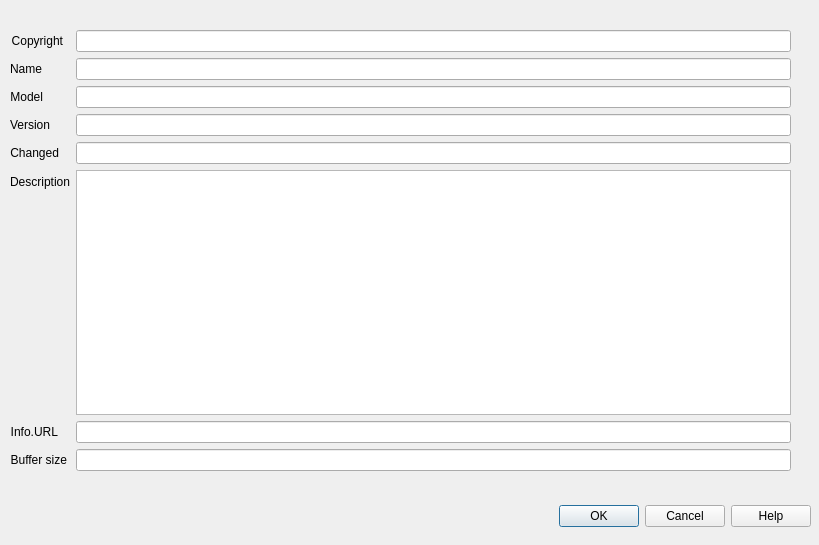
Old version of the form src/cdlgmdfmodule.ui in the repository grodansparadis/vscp-works-qt.
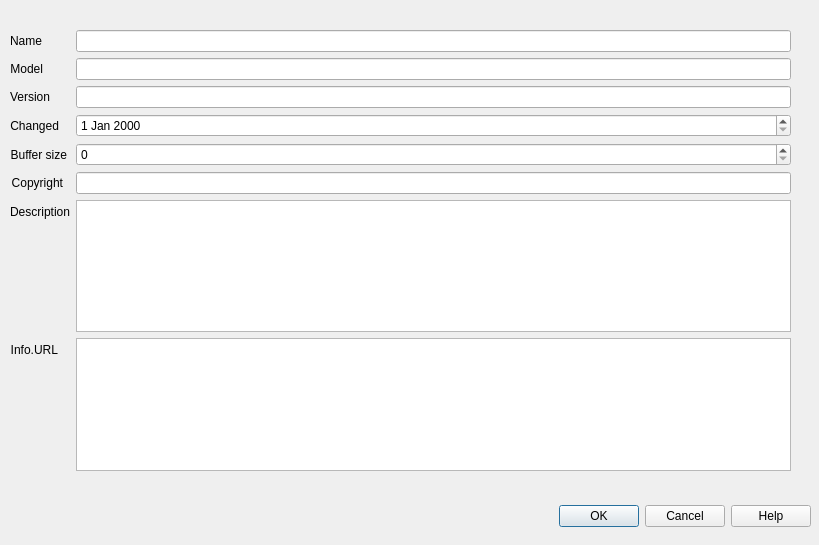
New version of the form.

The edit to the form file:
```diff
--- a/src/cdlgmdfmodule.ui
+++ b/src/cdlgmdfmodule.ui
@@ -23,29 +23,6 @@
     </rect>
    </property>
    <layout class="QFormLayout" name="formLayout">
-    <item row="0" column="0">
-     <widget class="QLabel" name="label">
-      <property name="text">
-       <string>Copyright</string>
-      </property>
-      <property name="alignment">
-       <set>Qt::AlignRight|Qt::AlignTrailing|Qt::AlignVCenter</set>
-      </property>
-     </widget>
-    </item>
-    <item row="0" column="1">
-     <widget class="QLineEdit" name="m_description">
-      <property name="focusPolicy">
-       <enum>Qt::WheelFocus</enum>
-      </property>
-      <property name="toolTip">
-       <string>Description for  connection used in connection table</string>
-      </property>
-      <property name="text">
-       <string/>
-      </property>
-     </widget>
-    </item>
     <item row="1" column="0">
      <widget class="QLabel" name="label_2">
       <property name="text">
@@ -106,7 +83,7 @@
       </property>
      </widget>
     </item>
-    <item row="5" column="0">
+    <item row="7" column="0">
      <widget class="QLabel" name="label_6">
       <property name="text">
        <string>Description</string>
@@ -116,7 +93,7 @@
       </property>
      </widget>
     </item>
-    <item row="6" column="0">
+    <item row="8" column="0">
      <widget class="QLabel" name="label_7">
       <property name="text">
        <string>Info.URL</string>
@@ -126,7 +103,17 @@
       </property>
      </widget>
     </item>
-    <item row="7" column="0">
+    <item row="3" column="1">
+     <widget class="QLineEdit" name="editVersion">
+      <property name="toolTip">
+       <string>Path to file containg VSCP events</string>
+      </property>
+      <property name="text">
+       <string/>
+      </property>
+     </widget>
+    </item>
+    <item row="5" column="0">
      <widget class="QLabel" name="label_8">
       <property name="text">
        <string>Buffer size</string>
@@ -136,23 +123,13 @@
       </property>
      </widget>
     </item>
-    <item row="3" column="1">
-     <widget class="QLineEdit" name="m_path_3">
-      <property name="toolTip">
-       <string>Path to file containg VSCP events</string>
-      </property>
+    <item row="6" column="0">
+     <widget class="QLabel" name="label">
       <property name="text">
-       <string/>
+       <string>Copyright</string>
       </property>
-     </widget>
-    </item>
-    <item row="4" column="1">
-     <widget class="QLineEdit" name="m_path_4">
-      <property name="toolTip">
-       <string>Path to file containg VSCP events</string>
-      </property>
-      <property name="text">
-       <string/>
+      <property name="alignment">
+       <set>Qt::AlignRight|Qt::AlignTrailing|Qt::AlignVCenter</set>
       </property>
      </widget>
     </item>
@@ -167,17 +144,16 @@
      </widget>
     </item>
     <item row="7" column="1">
-     <widget class="QLineEdit" name="m_path_7">
-      <property name="toolTip">
-       <string>Path to file containg VSCP events</string>
-      </property>
-      <property name="text">
-       <string/>
-      </property>
-     </widget>
+     <widget class="QListWidget" name="listDescription"/>
+    </item>
+    <item row="8" column="1">
+     <widget class="QListWidget" name="listInfo"/>
+    </item>
+    <item row="4" column="1">
+     <widget class="QDateEdit" name="editDate"/>
     </item>
     <item row="5" column="1">
-     <widget class="QTableView" name="tableView"/>
+     <widget class="QSpinBox" name="editBufferSize"/>
     </item>
    </layout>
   </widget>
```
Left out of the diff: 11 changed lines with no effect on the pictures.
